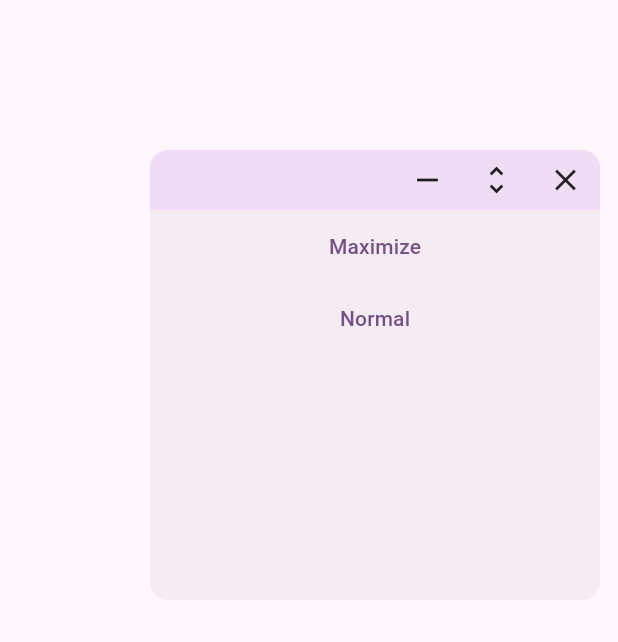
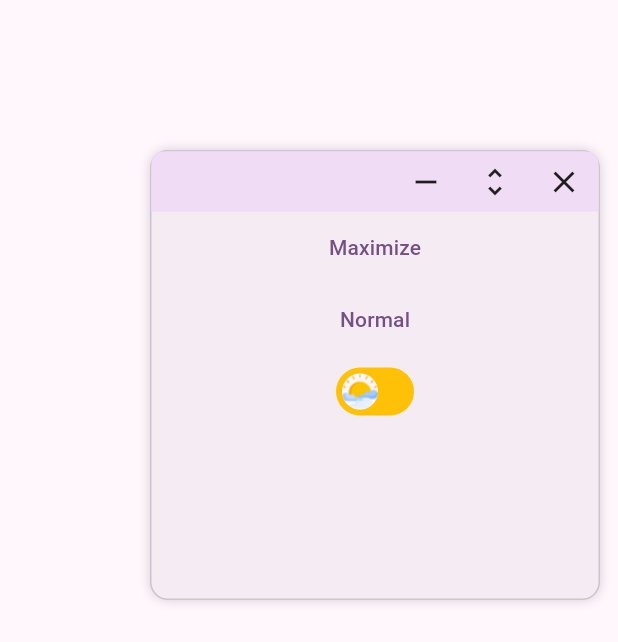
Before and after one commit to huanghui1998hhh/NowYouSeeMe, a Flutter app: the screen it shows after launch, on a phone screen of 412 x 824 dp. Shown: the top 642 px of the screen. Run offline on Flutter 3.47's test engine with Material 3 defaults, Android fonts, the phone set to English and light mode, and no system bars; our stand-ins replace shared_preferences.

Commit message:
feat: add `StandardWindowContainer`

```diff
--- a/lib/main.dart
+++ b/lib/main.dart
@@ -56,7 +56,7 @@ class _MyHomePageState extends State<MyHomePage> {
     return const Scaffold(
       body: Stack(
         children: [
-          Window(child: FirstApp()),
+          Window.standard(child: FirstApp()),
         ],
       ),
     );
--- a/lib/widget/app/first_app.dart
+++ b/lib/widget/app/first_app.dart
@@ -1,5 +1,6 @@
 import 'package:flutter/material.dart';
 
+import '../brightness_switcher.dart';
 import '../window/window.dart';
 
 class FirstApp extends StatelessWidget {
@@ -9,13 +10,7 @@ class FirstApp extends StatelessWidget {
   Widget build(BuildContext context) {
     final windowState = Window.of(context);
 
-    return Container(
-      clipBehavior: Clip.antiAlias,
-      decoration: BoxDecoration(
-        color: Theme.of(context).colorScheme.surfaceContainer,
-        borderRadius: const BorderRadius.all(Radius.circular(12)),
-      ),
-      child: Column(
+    return Column(
       children: [
         SizedBox(
           height: 40,
@@ -76,8 +71,8 @@ class FirstApp extends StatelessWidget {
           },
           child: const Text('Normal'),
         ),
+        const BrightnessSwitcher(),
       ],
-      ),
     );
   }
 }
--- /dev/null
+++ b/lib/widget/window/standard_window_container.dart
@@ -0,0 +1,44 @@
+import 'package:flutter/material.dart';
+
+import 'window.dart';
+
+class StandardWindowContainer extends StatelessWidget {
+  const StandardWindowContainer({super.key, required this.child});
+
+  final Widget child;
+
+  @override
+  Widget build(BuildContext context) {
+    final theme = Theme.of(context);
+    final colorScheme = theme.colorScheme;
+    final windowState = Window.of(context);
+    final windowMode = windowState.mode;
+
+    if (windowMode == WindowMode.maximized) {
+      return Container(
+        decoration: BoxDecoration(
+          color: colorScheme.surfaceContainer,
+        ),
+        child: child,
+      );
+    }
+
+    return Container(
+      clipBehavior: Clip.antiAlias,
+      decoration: BoxDecoration(
+        color: colorScheme.surfaceContainer,
+        borderRadius: const BorderRadius.all(Radius.circular(12)),
+        border: Border.all(
+          color: colorScheme.outlineVariant,
+        ),
+        boxShadow: [
+          BoxShadow(
+            color: colorScheme.outlineVariant.withOpacity(0.8),
+            blurRadius: 6,
+          ),
+        ],
+      ),
+      child: child,
+    );
+  }
+}
--- a/lib/widget/window/window.dart
+++ b/lib/widget/window/window.dart
@@ -1,11 +1,21 @@
 import 'package:flutter/material.dart';
 
 import 'resize_listener.dart';
+import 'standard_window_container.dart';
+
+typedef WindowBuilder = Widget Function(BuildContext context, Widget child);
 
 class Window extends StatefulWidget {
-  const Window({super.key, required this.child});
+  const Window({super.key, this.builder, required this.child});
 
+  const Window.standard({super.key, required this.child})
+      : builder = standardBuilder;
+
+  final WindowBuilder? builder;
   final Widget child;
+
+  static Widget standardBuilder(BuildContext context, Widget child) =>
+      StandardWindowContainer(child: child);
 
   static WindowState of(BuildContext context) {
     final windowState = context.findAncestorStateOfType<WindowState>();
@@ -27,6 +37,8 @@ class Window extends StatefulWidget {
 }
 
 class WindowState extends State<Window> {
+  final GlobalKey childKey = GlobalKey();
+
   WindowMode _mode = WindowMode.normal;
   WindowMode get mode => _mode;
   set mode(WindowMode mode) {
@@ -49,10 +61,18 @@ class WindowState extends State<Window> {
 
   @override
   Widget build(BuildContext context) {
-    Widget current = ResizeListener(
-      onResizeUpdate: _onResizeUpdate,
-      child: RepaintBoundary(child: widget.child),
-    );
+    Widget current = RepaintBoundary(key: childKey, child: widget.child);
+
+    if (widget.builder != null) {
+      current = widget.builder!(context, current);
+    }
+
+    if (mode == WindowMode.normal) {
+      current = ResizeListener(
+        onResizeUpdate: _onResizeUpdate,
+        child: current,
+      );
+    }
 
     current = switch (mode) {
       WindowMode.normal => Positioned.fromRect(
```
Lines whose indentation alone changed are shown as unchanged.
